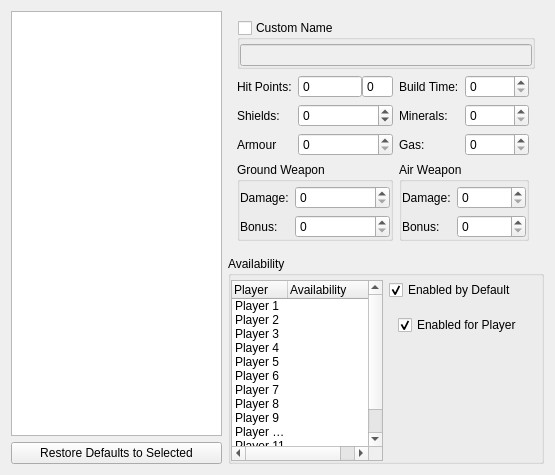
Old version of the form ChkForge/unitstab.ui in the repository heinermann/ChkForge.
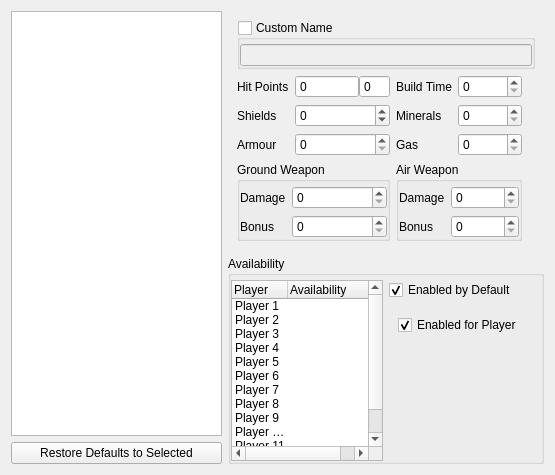
New version of the form. Custom widgets are drawn as their Qt base class.

```diff
--- a/ChkForge/unitstab.ui
+++ b/ChkForge/unitstab.ui
@@ -63,7 +63,7 @@
         <item row="0" column="0">
          <widget class="QLabel" name="label">
           <property name="text">
-           <string>Hit Points:</string>
+           <string>Hit Points</string>
           </property>
          </widget>
         </item>
@@ -112,7 +112,7 @@
         <item row="1" column="0">
          <widget class="QLabel" name="label_2">
           <property name="text">
-           <string>Shields:</string>
+           <string>Shields</string>
           </property>
          </widget>
         </item>
@@ -180,7 +180,7 @@
            <item row="0" column="0">
             <widget class="QLabel" name="label_7">
              <property name="text">
-              <string>Damage:</string>
+              <string>Damage</string>
              </property>
             </widget>
            </item>
@@ -200,7 +200,7 @@
            <item row="1" column="0">
             <widget class="QLabel" name="label_8">
              <property name="text">
-              <string>Bonus:</string>
+              <string>Bonus</string>
              </property>
             </widget>
            </item>
@@ -248,7 +248,7 @@
            <item row="0" column="0">
             <widget class="QLabel" name="label_10">
              <property name="text">
-              <string>Damage:</string>
+              <string>Damage</string>
              </property>
             </widget>
            </item>
@@ -268,7 +268,7 @@
            <item row="1" column="0">
             <widget class="QLabel" name="label_9">
              <property name="text">
-              <string>Bonus:</string>
+              <string>Bonus</string>
              </property>
             </widget>
            </item>
@@ -308,7 +308,7 @@
         <item row="0" column="0">
          <widget class="QLabel" name="label_4">
           <property name="text">
-           <string>Build Time:</string>
+           <string>Build Time</string>
           </property>
          </widget>
         </item>
@@ -328,7 +328,7 @@
         <item row="1" column="0">
          <widget class="QLabel" name="label_5">
           <property name="text">
-           <string>Minerals:</string>
+           <string>Minerals</string>
           </property>
          </widget>
         </item>
@@ -348,7 +348,7 @@
         <item row="2" column="0">
          <widget class="QLabel" name="label_6">
           <property name="text">
-           <string>Gas:</string>
+           <string>Gas</string>
           </property>
          </widget>
         </item>
```
Left out of the diff: 2 changed lines with no effect on the pictures.
